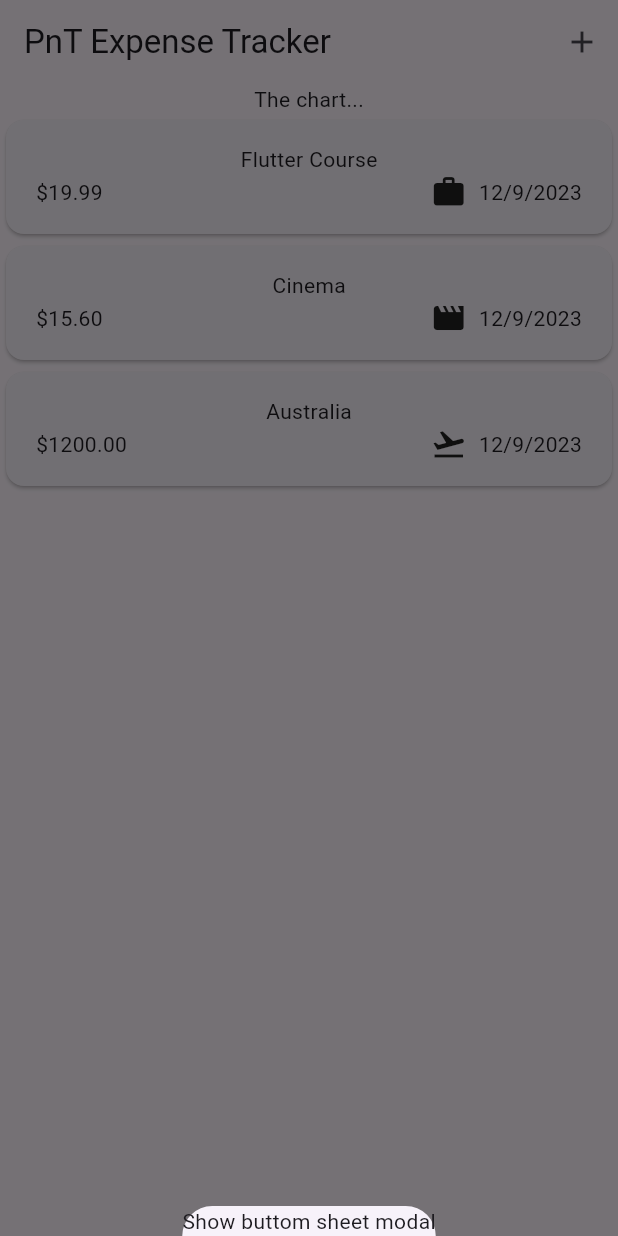
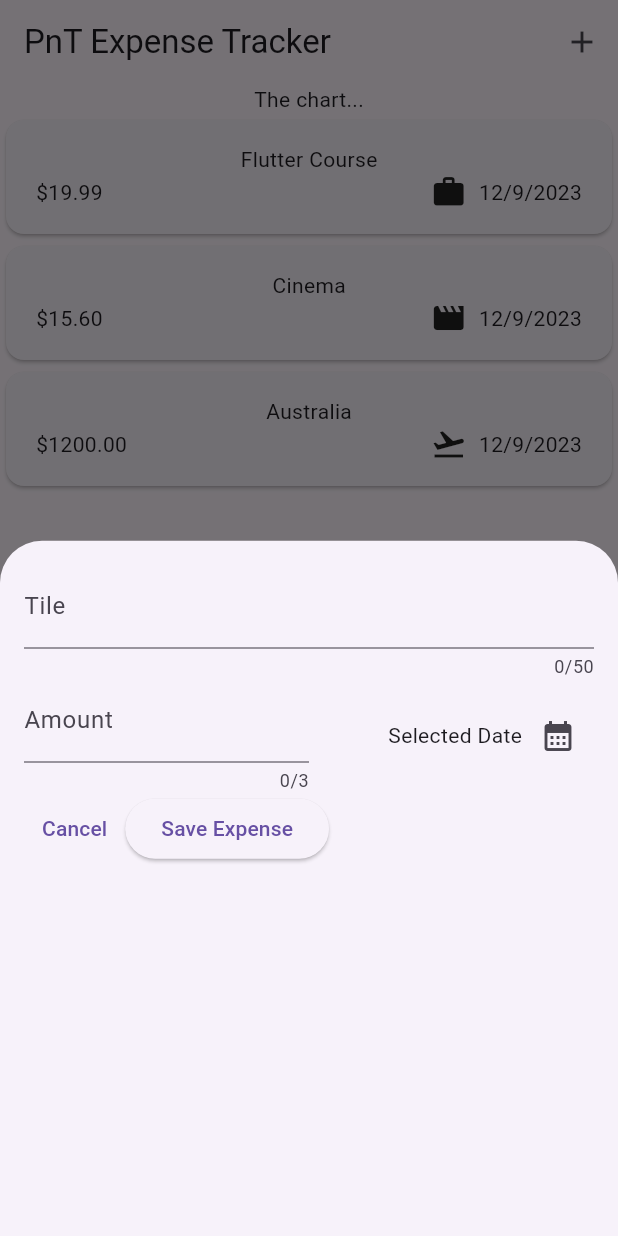
Before and after one commit to LearningAndDevelopment-Flutter/pnt_expense_tracker, a Flutter app: the screen it shows after launch, after a tap on the "add" icon, on a phone screen of 412 x 824 dp. Run offline on Flutter 3.47's test engine with Material 3 defaults, Android fonts, the phone set to English and light mode, and no system bars.

Commit message:
new_expense screen 50% development

```diff
--- /dev/null
+++ b/lib/widgets/expense_list/new_expense.dart
@@ -0,0 +1,100 @@
+import 'package:flutter/material.dart';
+
+class NewExpense extends StatefulWidget {
+  const NewExpense({super.key});
+
+  @override
+  State<StatefulWidget> createState() {
+    return _NewExpenseState();
+  }
+}
+
+class _NewExpenseState extends State<NewExpense> {
+  final _titleController = TextEditingController();
+  final _amountController = TextEditingController();
+
+  void _presentDatePicker() {
+    final initialDate = DateTime.now();
+    final firstDate =
+        DateTime(initialDate.year - 1, initialDate.month, initialDate.day);
+    final lastDate = initialDate;
+    showDatePicker(
+      context: context,
+      initialDate: initialDate,
+      firstDate: firstDate,
+      lastDate: lastDate,
+    );
+  }
+
+  @override
+  void dispose() {
+    _titleController.dispose();
+    _amountController.dispose();
+    super.dispose();
+  }
+
+  @override
+  Widget build(BuildContext context) {
+    return Padding(
+      padding: const EdgeInsets.all(16),
+      child: Column(
+        children: [
+          TextField(
+            controller: _titleController,
+            maxLength: 50,
+            decoration: const InputDecoration(
+              label: Text('Tile'),
+            ),
+          ),
+          Row(
+            children: [
+              Expanded(
+                child: TextField(
+                  controller: _amountController,
+                  maxLength: 3,
+                  keyboardType: TextInputType.number,
+                  decoration: const InputDecoration(
+                    prefixText: '\$ ',
+                    label: Text('Amount'),
+                  ),
+                ),
+              ),
+              Expanded(
+                child: Row(
+                  mainAxisAlignment: MainAxisAlignment.end,
+                  crossAxisAlignment: CrossAxisAlignment.center,
+                  children: [
+                    const Text('Selected Date'),
+                    IconButton(
+                      onPressed: _presentDatePicker,
+                      icon: const Icon(
+                        Icons.calendar_month,
+                      ),
+                    ),
+                  ],
+                ),
+              ),
+            ],
+          ),
+          Row(
+            children: [
+              TextButton(
+                onPressed: () {
+                  Navigator.pop(context);
+                },
+                child: const Text('Cancel'),
+              ),
+              ElevatedButton(
+                onPressed: () {
+                  print(_titleController.text);
+                  print(_amountController.text);
+                },
+                child: const Text('Save Expense'),
+              ),
+            ],
+          ),
+        ],
+      ),
+    );
+  }
+}
--- a/lib/widgets/expenses.dart
+++ b/lib/widgets/expenses.dart
@@ -1,6 +1,7 @@
 import 'package:flutter/material.dart';
 import 'package:pnt_expense_tracker/widgets/expense_list/expenses_list.dart';
 import 'package:pnt_expense_tracker/models/expense.dart';
+import 'package:pnt_expense_tracker/widgets/expense_list/new_expense.dart';
 
 class Expenses extends StatefulWidget {
   const Expenses({super.key});
@@ -35,7 +36,7 @@ class _Expense extends State<Expenses> {
   void _addExpense() {
     showModalBottomSheet(
       context: context,
-      builder: (ctx) => const Text('Show buttom sheet modal'),
+      builder: (ctx) => const NewExpense(),
     );
   }
 
```
